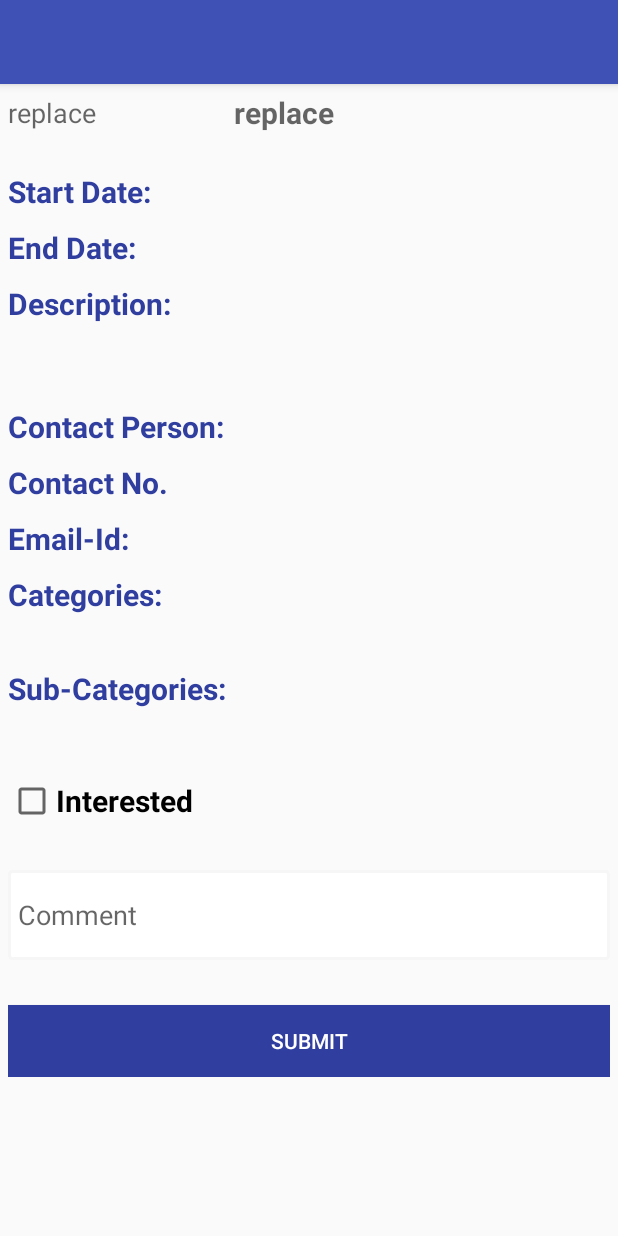
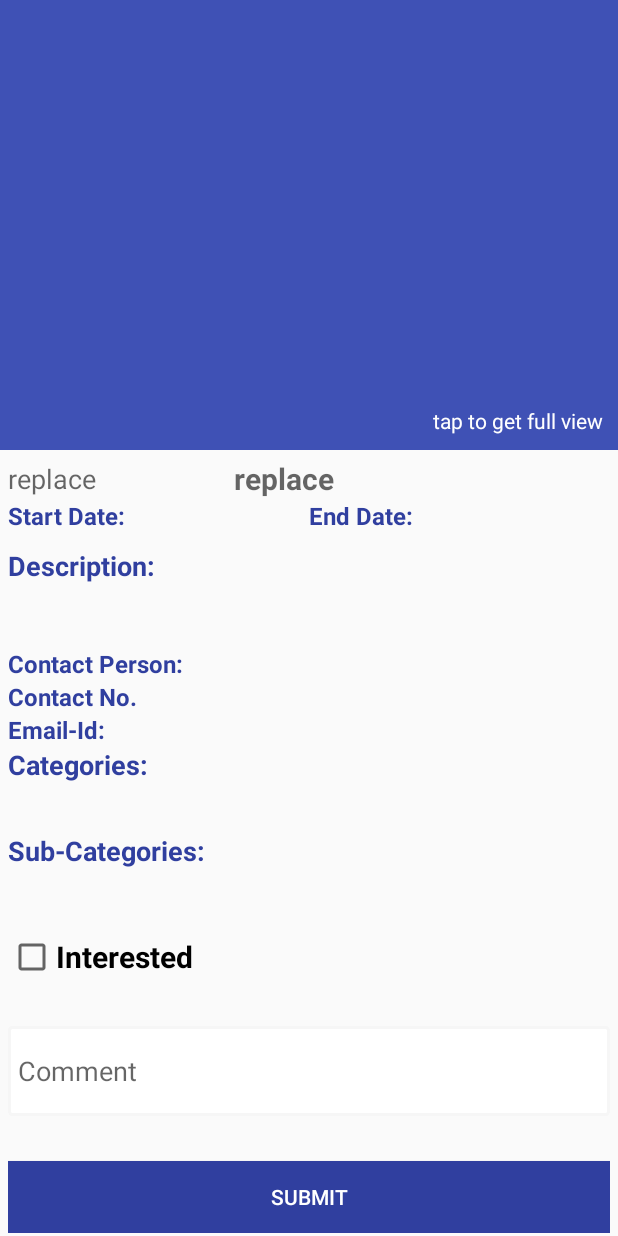
Before and after one commit to DigywoodTechnologies/CineAuditions, an Android app: the layout activity_respond_avt_info.xml on its own in the app's theme, with its tools: preview values and no code run, on a phone screen of 412 x 824 dp. Run offline under Robolectric (Android 15) with nearby library versions, the phone set to English and light mode, and no system bars.

Commit message:
All Changes 2018-02-21

```diff
--- a/app/src/main/java/com/digywood/cineauditions/DBHelper/DBHelper.java
+++ b/app/src/main/java/com/digywood/cineauditions/DBHelper/DBHelper.java
@@ -21,7 +21,7 @@ public class DBHelper extends SQLiteOpenHelper {
 
     Context context;
     SQLiteDatabase db;
-    private static final int DATABASE_VERSION = 3;
+    private static final int DATABASE_VERSION = 2;
 
     public DBHelper(Context c)
     {
@@ -74,74 +74,11 @@ public class DBHelper extends SQLiteOpenHelper {
                         " image BLOB, startDate text, endDate text, contactName text, contactNumber text, emailId text, createdTime text, status text)";
                 db.execSQL(tblAdvtPrefTable);
 
-//                String tblAdvtInterestTable="ALTER TABLE advt_interest_producer ADD COLUMN `currentuserid` text AFTER `producer_id`";
-//                db.execSQL(tblAdvtInterestTable);
-//
-//                String copytable11="CREATE TABLE my_table_copy1(keyId INTEGER PRIMARY KEY,advtRefNo INTEGER,orgId text,producer_id text, caption text, description text," +
-//                        "  fileType text,fileName text,filePath text,startDate text, endDate text, contactName text, contactNumber text, emailId text, createdTime text, status text)";
-//                db.execSQL(copytable11);
-//                String copydata11="INSERT INTO my_table_copy1 (advtRefNo,orgId,producer_id,caption,description," +
-//                        "  fileType,fileName,filePath,startDate,endDate,contactName,contactNumber,emailId,createdTime,status) SELECT advtRefNo,orgId,producer_id,caption,description," +
-//                        "  fileType,fileName,filePath,startDate,endDate,contactName,contactNumber,emailId,createdTime,status FROM advt_info_producer";
-//                db.execSQL(copydata11);
-//                String dropexist11="DROP TABLE advt_info_producer";
-//                db.execSQL(dropexist11);
-//                String renametable11="ALTER TABLE my_table_copy1 RENAME TO advt_info_producer";
-//                db.execSQL(renametable11);
-//
-//                String copytable12="CREATE TABLE my_table_copy2(keyId INTEGER PRIMARY KEY,advtRefNo INTEGER,orgId text,producer_id text,currentuserid text,caption text, description text," +
-//                        "  fileType text,fileName text,filePath text,startDate text, endDate text, contactName text, contactNumber text, emailId text, createdTime text, status text)";
-//                db.execSQL(copytable12);
-//                String copydata12="INSERT INTO my_table_copy2 (advtRefNo,orgId,producer_id,currentuserid,caption,description," +
-//                        "  fileType,fileName,filePath,startDate,endDate,contactName,contactNumber,emailId,createdTime,status) SELECT advtRefNo,orgId,producer_id,currentuserid,caption,description," +
-//                        "  fileType,fileName,filePath,startDate,endDate,contactName,contactNumber,emailId,createdTime,status FROM advt_interest_producer";
-//                db.execSQL(copydata12);
-//                String dropexist12="DROP TABLE advt_interest_producer";
-//                db.execSQL(dropexist12);
-//                String renametable12="ALTER TABLE my_table_copy2 RENAME TO advt_interest_producer";
-//                db.execSQL(renametable12);
-
-
-//                String tblAdvtPrefTable1="ALTER TABLE advt_interest_producer DROP PRIMARY KEY,ADD COLUMN `keyId` integer AUTOINCREMENT  FIRST,ADD PRIMARY KEY (`keyid`)";
-//                db.execSQL(tblAdvtPrefTable1);
+                String tblAdvtInterestTable2="ALTER TABLE advt_interest_producer ADD COLUMN `currentuserid` text";
+                db.execSQL(tblAdvtInterestTable2);
 
             case 2:
                 // upgrade logic from version 2 to 3
-
-                String tblAdvtInterestTable2="ALTER TABLE advt_interest_producer ADD COLUMN `currentuserid` text";
-                db.execSQL(tblAdvtInterestTable2);
-
-//                String copytable21="CREATE TABLE my_table_copy1(keyId INTEGER PRIMARY KEY,advtRefNo INTEGER, orgId text,producer_id text, caption text, description text," +
-//                        "  fileType text,fileName text,filePath text,startDate text, endDate text, contactName text, contactNumber text, emailId text, createdTime text, status text)";
-//                db.execSQL(copytable21);
-//                String copydata21="INSERT INTO my_table_copy1 (advtRefNo,orgId,producer_id,caption,description," +
-//                        "  fileType,fileName,filePath,startDate,endDate,contactName,contactNumber,emailId,createdTime,status) SELECT advtRefNo,orgId,producer_id,caption,description," +
-//                        "  fileType,fileName,filePath,startDate,endDate,contactName,contactNumber,emailId,createdTime,status FROM advt_info_producer";
-//                db.execSQL(copydata21);
-//                String dropexist21="DROP TABLE advt_info_producer";
-//                db.execSQL(dropexist21);
-//                String renametable21="ALTER TABLE my_table_copy1 RENAME TO advt_info_producer";
-//                db.execSQL(renametable21);
-//
-//                String copytable22="CREATE TABLE my_table_copy2(keyId INTEGER PRIMARY KEY,advtRefNo INTEGER, orgId text,producer_id text,currentuserid text,caption text, description text," +
-//                        "  fileType text,fileName text,filePath text,startDate text, endDate text, contactName text, contactNumber text, emailId text, createdTime text, status text)";
-//                db.execSQL(copytable22);
-//                String copydata22="INSERT INTO my_table_copy2 (advtRefNo,orgId,producer_id,currentuserid,caption,description," +
-//                        "  fileType,fileName,filePath,startDate,endDate,contactName,contactNumber,emailId,createdTime,status) SELECT advtRefNo,orgId,producer_id,currentuserid,caption,description," +
-//                        "  fileType,fileName,filePath,startDate,endDate,contactName,contactNumber,emailId,createdTime,status FROM advt_interest_producer";
-//                db.execSQL(copydata22);
-//                String dropexist22="DROP TABLE advt_interest_producer";
-//                db.execSQL(dropexist22);
-//                String renametable22="ALTER TABLE my_table_copy2 RENAME TO advt_interest_producer";
-//                db.execSQL(renametable22);
-
-//                String tblItemTable2="ALTER TABLE advt_info_producer DROP PRIMARY KEY,ADD COLUMN `keyId` integer AUTOINCREMENT  FIRST,ADD PRIMARY KEY (`keyid`)";
-//                db.execSQL(tblItemTable2);
-//
-//                String tblAdvtPrefTable2="ALTER TABLE advt_interest_producer DROP PRIMARY KEY,ADD COLUMN `keyId` integer AUTOINCREMENT  FIRST,ADD PRIMARY KEY (`keyid`)";
-//                db.execSQL(tblAdvtPrefTable2);
-            case 3:
-                // upgrade logic from version 3 to 4
 
                 String copytable31="CREATE TABLE my_table_copy1(keyId INTEGER PRIMARY KEY,advtRefNo INTEGER, orgId text,producer_id text, caption text, description text," +
                         "  fileType text,fileName text,filePath text,startDate text, endDate text, contactName text, contactNumber text, emailId text, createdTime text, status text)";
@@ -166,13 +103,6 @@ public class DBHelper extends SQLiteOpenHelper {
                 db.execSQL(dropexist32);
                 String renametable32="ALTER TABLE my_table_copy2 RENAME TO advt_interest_producer";
                 db.execSQL(renametable32);
-
-//                String tblItemTable3="ALTER TABLE advt_info_producer DROP PRIMARY KEY,ADD COLUMN `keyId` integer AUTOINCREMENT  FIRST,ADD PRIMARY KEY (`keyid`)";
-//                db.execSQL(tblItemTable3);
-//
-//                String tblAdvtPrefTable3="ALTER TABLE advt_interest_producer DROP PRIMARY KEY,ADD COLUMN `keyId` integer AUTOINCREMENT  FIRST,ADD PRIMARY KEY (`keyid`)";
-//                db.execSQL(tblAdvtPrefTable3);
-
                 break;
             default:
                 throw new IllegalStateException("onUpgrade() with unknown old version "+oldVersion);
--- a/app/src/main/res/layout/activity_respond_avt_info.xml
+++ b/app/src/main/res/layout/activity_respond_avt_info.xml
@@ -97,13 +97,16 @@
                     android:textStyle="bold"/>
             </LinearLayout>
 
-            <TableRow
+            <LinearLayout
+                android:layout_width="match_parent"
+                android:layout_height="wrap_content"
+                android:orientation="horizontal">
+
+                <LinearLayout
                     android:layout_width="match_parent"
                     android:layout_height="wrap_content"
                     android:orientation="horizontal"
-                android:layout_marginTop="25dp"
-                android:layout_marginBottom="10dp"
-                android:weightSum="10">
+                    android:layout_weight="1">
                     <TextView
                         android:layout_width="wrap_content"
                         android:layout_height="wrap_content"
@@ -111,20 +114,22 @@
                         android:layout_weight="1"
                         android:textColor="@color/colorPrimaryDark"
                         android:textStyle="bold"
-                    android:textSize="20sp"/>
+                        android:textSize="16sp"/>
                     <TextView
                         android:id="@+id/view_start_dateTv"
                         android:layout_width="wrap_content"
                         android:layout_height="wrap_content"
                         android:layout_weight="9"
                         android:textStyle="bold"
-                    android:textSize="18sp"/>
-            </TableRow>
-            <TableRow
+                        android:textSize="16sp"/>
+                </LinearLayout>
+
+                <LinearLayout
                     android:layout_width="match_parent"
                     android:layout_height="wrap_content"
                     android:orientation="horizontal"
-                android:weightSum="10">
+                    android:layout_weight="1">
+
                     <TextView
                         android:layout_width="wrap_content"
                         android:layout_height="wrap_content"
@@ -132,15 +137,18 @@
                         android:layout_weight="1"
                         android:textColor="@color/colorPrimaryDark"
                         android:textStyle="bold"
-                    android:textSize="20sp"/>
+                        android:textSize="16sp"/>
                     <TextView
                         android:id="@+id/view_end_dateTv"
                         android:layout_width="wrap_content"
                         android:layout_height="wrap_content"
                         android:layout_weight="9"
                         android:textStyle="bold"
-                    android:textSize="18sp"/>
-            </TableRow>
+                        android:textSize="16sp"/>
+
+                </LinearLayout>
+            </LinearLayout>
+
             <TextView
                 android:layout_width="wrap_content"
                 android:layout_height="wrap_content"
@@ -148,20 +156,20 @@
                 android:layout_marginTop="10dp"
                 android:textColor="@color/colorPrimaryDark"
                 android:text="Description:"
-                android:textSize="20sp"/>
+                android:textSize="18sp"/>
             <TextView
                 android:id="@+id/view_description"
                 android:layout_width="wrap_content"
                 android:layout_height="wrap_content"
                 android:layout_margin="10dp"
-                android:textSize="18sp"/>
-            <TableRow
+                android:textSize="16sp"/>
+
+            <LinearLayout
                 android:layout_width="match_parent"
                 android:layout_height="wrap_content"
                 android:orientation="horizontal"
-                android:layout_marginTop="10dp"
-                android:layout_marginBottom="10dp"
                 android:weightSum="10">
+
                 <TextView
                     android:layout_width="wrap_content"
                     android:layout_height="wrap_content"
@@ -169,20 +177,23 @@
                     android:layout_weight="1"
                     android:textColor="@color/colorPrimaryDark"
                     android:textStyle="bold"
-                    android:textSize="20sp"/>
+                    android:textSize="16sp"/>
                 <TextView
                     android:id="@+id/personnameTv"
                     android:layout_width="wrap_content"
                     android:layout_height="wrap_content"
                     android:layout_weight="9"
                     android:textStyle="bold"
-                    android:textSize="18sp"/>
-            </TableRow>
-            <TableRow
+                    android:textSize="16sp"/>
+
+            </LinearLayout>
+
+            <LinearLayout
                 android:layout_width="match_parent"
                 android:layout_height="wrap_content"
                 android:orientation="horizontal"
                 android:weightSum="10">
+
                 <TextView
                     android:layout_width="wrap_content"
                     android:layout_height="wrap_content"
@@ -190,23 +201,23 @@
                     android:layout_weight="1"
                     android:textColor="@color/colorPrimaryDark"
                     android:textStyle="bold"
-                    android:textSize="20sp"/>
+                    android:textSize="16sp"/>
                 <TextView
                     android:id="@+id/personnumberTv"
                     android:layout_width="wrap_content"
                     android:layout_height="wrap_content"
                     android:layout_weight="9"
                     android:textStyle="bold"
-                    android:textSize="18sp"/>
-            </TableRow>
+                    android:textSize="16sp"/>
 
-            <TableRow
+            </LinearLayout>
+
+            <LinearLayout
                 android:layout_width="match_parent"
                 android:layout_height="wrap_content"
                 android:orientation="horizontal"
-                android:layout_marginTop="10dp"
-                android:layout_marginBottom="10dp"
                 android:weightSum="10">
+
                 <TextView
                     android:layout_width="wrap_content"
                     android:layout_height="wrap_content"
@@ -214,15 +225,16 @@
                     android:layout_weight="1"
                     android:textColor="@color/colorPrimaryDark"
                     android:textStyle="bold"
-                    android:textSize="20sp"/>
+                    android:textSize="16sp"/>
                 <TextView
                     android:id="@+id/view_emailTv"
                     android:layout_width="wrap_content"
                     android:layout_height="wrap_content"
                     android:layout_weight="9"
                     android:textStyle="bold"
-                    android:textSize="18sp"/>
-            </TableRow>
+                    android:textSize="16sp"/>
+
+            </LinearLayout>
 
             <LinearLayout
                 android:layout_width="match_parent"
@@ -235,14 +247,14 @@
                     android:textColor="@color/colorPrimaryDark"
                     android:text="Categories:"
                     android:textStyle="bold"
-                    android:textSize="20sp"/>
+                    android:textSize="18sp"/>
                 <TextView
                     android:id="@+id/tv_rescategory"
                     android:layout_width="match_parent"
                     android:layout_height="wrap_content"
                     android:layout_margin="5dp"
                     android:textColor="#000000"
-                    android:textSize="18sp"/>
+                    android:textSize="16sp"/>
 
             </LinearLayout>
 
@@ -257,7 +269,7 @@
                     android:textColor="@color/colorPrimaryDark"
                     android:text="Sub-Categories:"
                     android:textStyle="bold"
-                    android:textSize="20sp"/>
+                    android:textSize="18sp"/>
 
                 <TextView
                     android:id="@+id/tv_ressubcategory"
@@ -265,7 +277,7 @@
                     android:layout_height="wrap_content"
                     android:textColor="#000000"
                     android:layout_margin="5dp"
-                    android:textSize="18sp"/>
+                    android:textSize="16sp"/>
 
             </LinearLayout>
 
```
Lines whose indentation alone changed are shown as unchanged.
